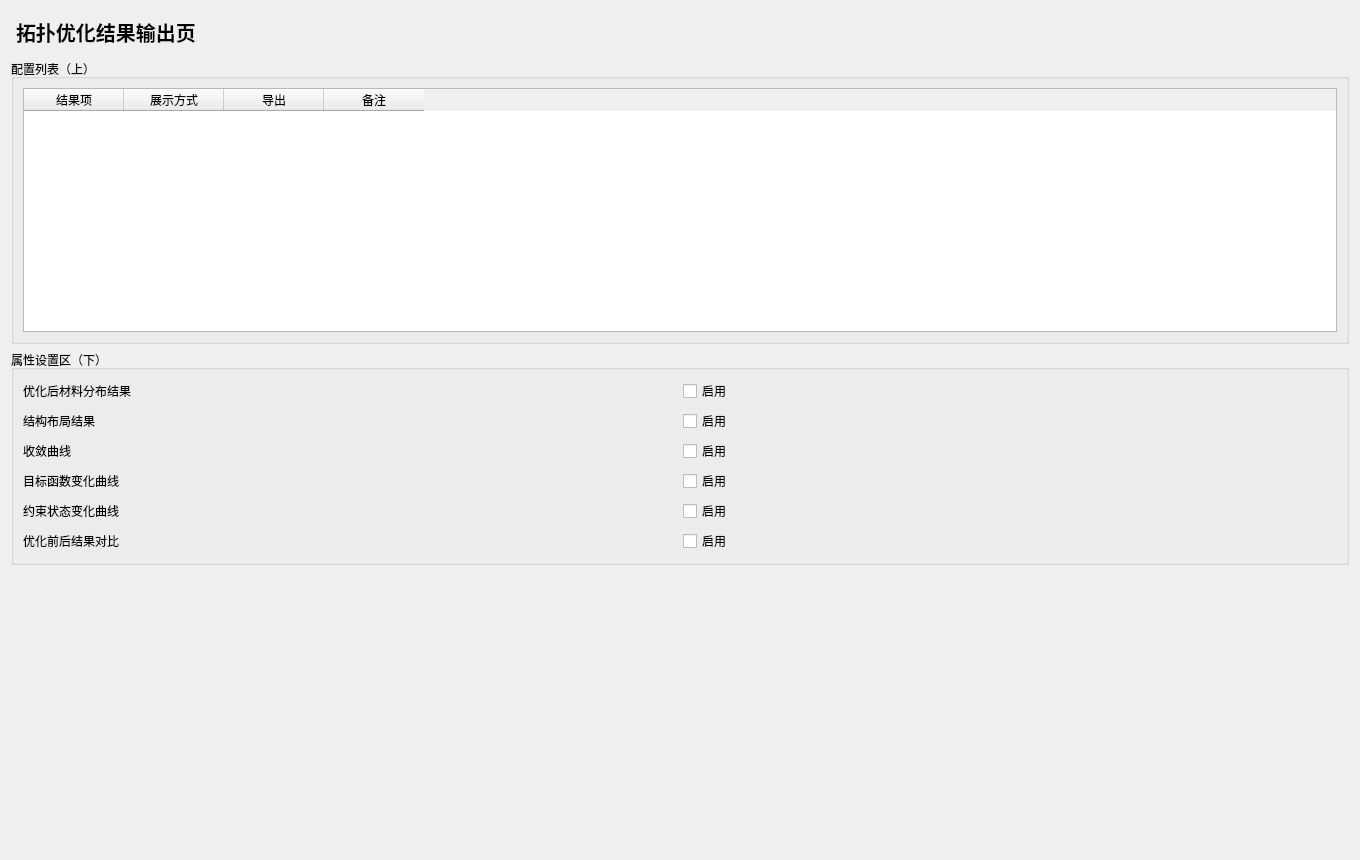
This is plugins/Base_Display/TopologyResultOutputPage.ui in asd977/base_cae as Qt 5 draws it before an edit. The edited form follows.
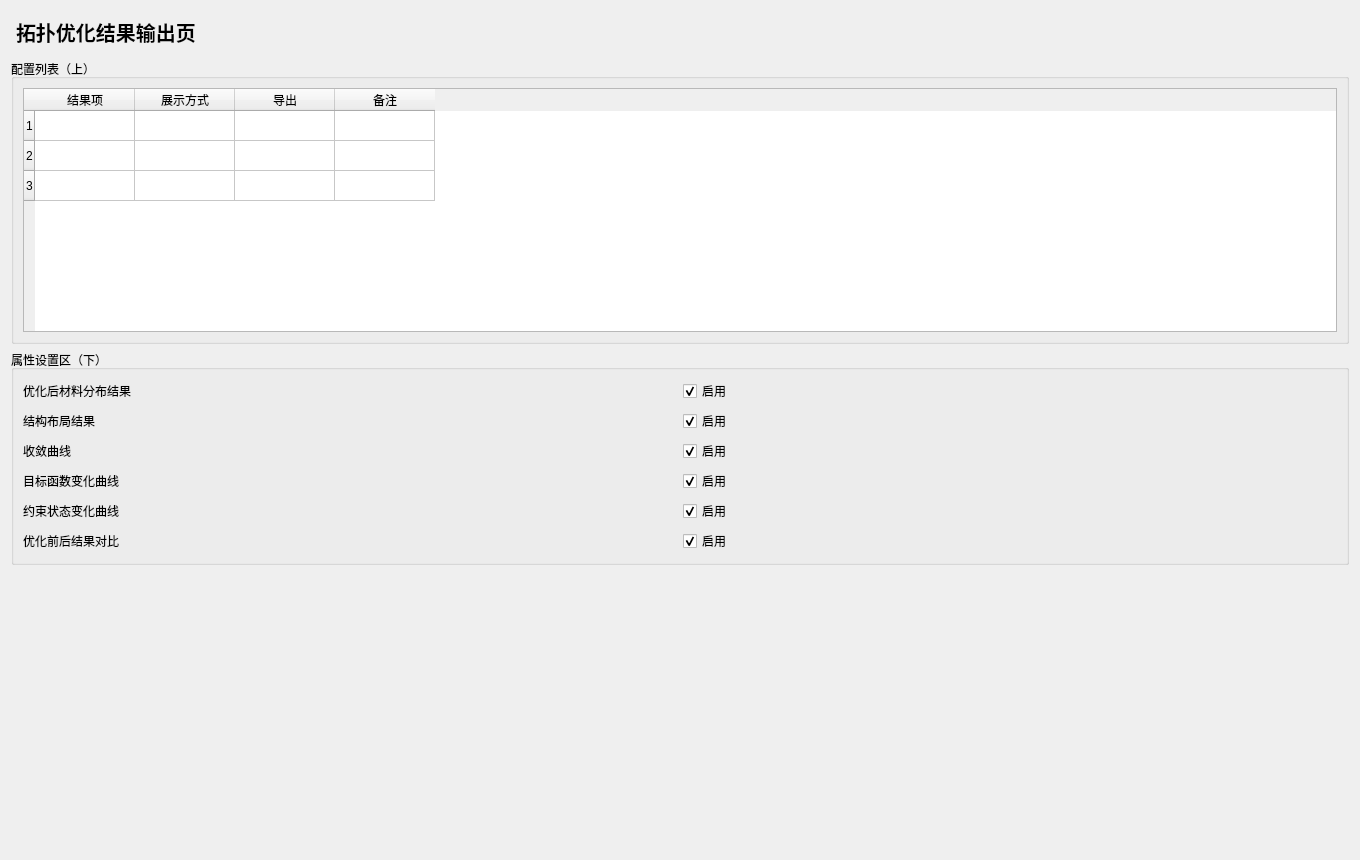
This is the edited form.

Patch:
```diff
--- a/plugins/Base_Display/TopologyResultOutputPage.ui
+++ b/plugins/Base_Display/TopologyResultOutputPage.ui
@@ -8,7 +8,7 @@
    <item>
     <widget class="QGroupBox" name="listGroup"><property name="title"><string>配置列表（上）</string></property>
      <layout class="QVBoxLayout" name="listLayout">
-      <item><widget class="QTableWidget" name="configTable">
+      <item><widget class="QTableWidget" name="configTable"><property name="rowCount"><number>3</number></property><property name="columnCount"><number>4</number></property>
           <column><property name="text"><string>结果项</string></property></column>
           <column><property name="text"><string>展示方式</string></property></column>
           <column><property name="text"><string>导出</string></property></column>
@@ -21,17 +21,17 @@
     <widget class="QGroupBox" name="propertyGroup"><property name="title"><string>属性设置区（下）</string></property>
      <layout class="QGridLayout" name="propertyLayout">
             <item row="0" column="0"><widget class="QLabel" name="f1Label"><property name="text"><string>优化后材料分布结果</string></property></widget></item>
-            <item row="0" column="1"><widget class="QCheckBox" name="f1Check1"><property name="text"><string>启用</string></property></widget></item>
+            <item row="0" column="1"><widget class="QCheckBox" name="f1Check1"><property name="text"><string>启用</string></property><property name="checked"><bool>true</bool></property></widget></item>
             <item row="1" column="0"><widget class="QLabel" name="f2Label"><property name="text"><string>结构布局结果</string></property></widget></item>
-            <item row="1" column="1"><widget class="QCheckBox" name="f2Check2"><property name="text"><string>启用</string></property></widget></item>
+            <item row="1" column="1"><widget class="QCheckBox" name="f2Check2"><property name="text"><string>启用</string></property><property name="checked"><bool>true</bool></property></widget></item>
             <item row="2" column="0"><widget class="QLabel" name="f3Label"><property name="text"><string>收敛曲线</string></property></widget></item>
-            <item row="2" column="1"><widget class="QCheckBox" name="f3Check3"><property name="text"><string>启用</string></property></widget></item>
+            <item row="2" column="1"><widget class="QCheckBox" name="f3Check3"><property name="text"><string>启用</string></property><property name="checked"><bool>true</bool></property></widget></item>
             <item row="3" column="0"><widget class="QLabel" name="f4Label"><property name="text"><string>目标函数变化曲线</string></property></widget></item>
-            <item row="3" column="1"><widget class="QCheckBox" name="f4Check4"><property name="text"><string>启用</string></property></widget></item>
+            <item row="3" column="1"><widget class="QCheckBox" name="f4Check4"><property name="text"><string>启用</string></property><property name="checked"><bool>true</bool></property></widget></item>
             <item row="4" column="0"><widget class="QLabel" name="f5Label"><property name="text"><string>约束状态变化曲线</string></property></widget></item>
-            <item row="4" column="1"><widget class="QCheckBox" name="f5Check5"><property name="text"><string>启用</string></property></widget></item>
+            <item row="4" column="1"><widget class="QCheckBox" name="f5Check5"><property name="text"><string>启用</string></property><property name="checked"><bool>true</bool></property></widget></item>
             <item row="5" column="0"><widget class="QLabel" name="f6Label"><property name="text"><string>优化前后结果对比</string></property></widget></item>
-            <item row="5" column="1"><widget class="QCheckBox" name="f6Check6"><property name="text"><string>启用</string></property></widget></item>
+            <item row="5" column="1"><widget class="QCheckBox" name="f6Check6"><property name="text"><string>启用</string></property><property name="checked"><bool>true</bool></property></widget></item>
      </layout>
     </widget>
    </item>
```
